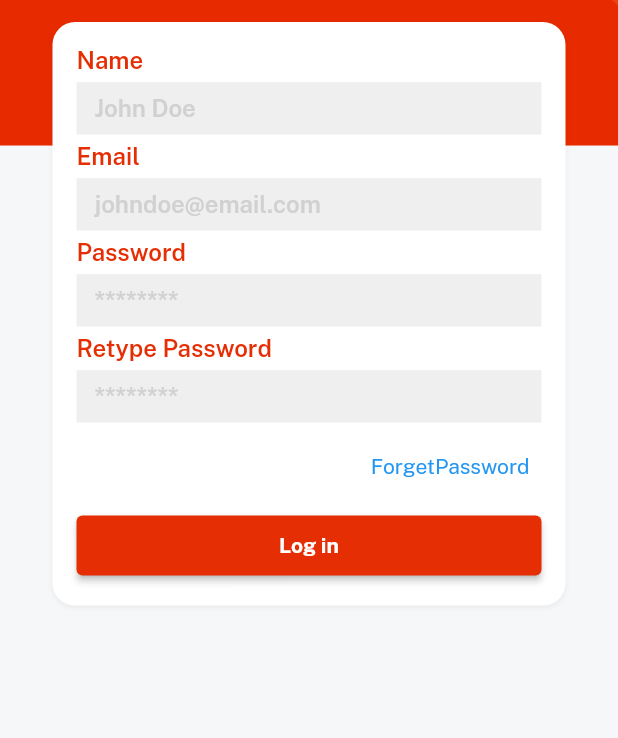
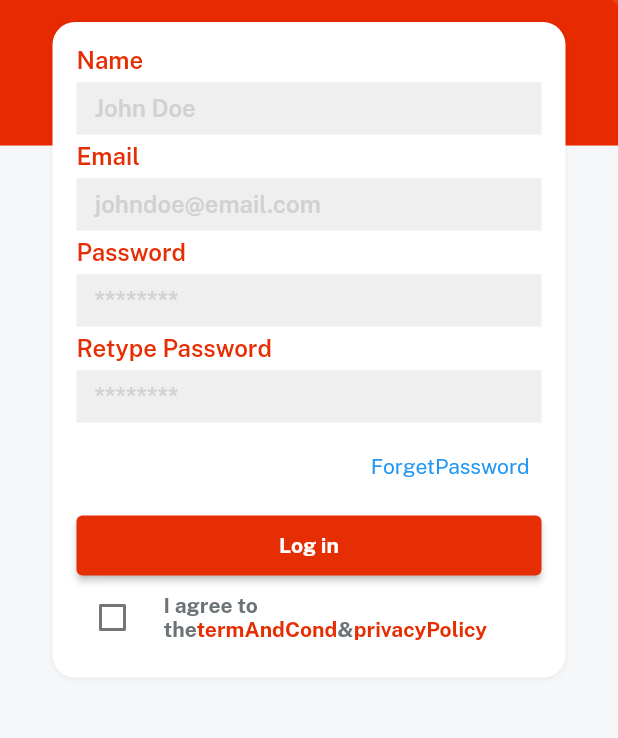
Before and after one commit to hayderr-glitch/iragam, a Flutter app: the SignupScreen screen opened directly, on a phone screen of 412 x 824 dp, the part 286-1024 px from its top. Run offline on Flutter 3.47's test engine with Material 2 defaults, Android fonts, the phone set to English and light mode, and no system bars; our stand-ins replace get, velocity_x.

Commit message:
sign up screen strings

```diff
--- a/lib/consts/strings.dart
+++ b/lib/consts/strings.dart
@@ -13,3 +13,6 @@ const login = "Log in";
 const signup = "Sign up";
 const createNewAccount = "or, create a new account";
 const loginWith = "Log in with";
+const privacyPolicy = "Privacy Policy";
+const termAndCond = "Terms and Conditions";
+const alreadyHaveAccount = "Already have an account?";
--- a/lib/views/auth_screen/signup_screen.dart
+++ b/lib/views/auth_screen/signup_screen.dart
@@ -20,7 +20,12 @@ class SignupScreen extends StatelessWidget {
               (context.screenHeight * 0.1).heightBox,
               applogoWidget(),
               10.heightBox,
-                  "Join the $appname network".text.fontFamily(bold).white.size(18).make(),
+              "Join the $appname network"
+                  .text
+                  .fontFamily(bold)
+                  .white
+                  .size(18)
+                  .make(),
               15.heightBox,
               Column(
                 children: [
@@ -41,6 +46,46 @@ class SignupScreen extends StatelessWidget {
                       .box
                       .width(context.screenWidth - 50)
                       .make(),
+                  Row(
+                    children: [
+                      Checkbox(
+                        checkColor: redColor,
+                        value: false,
+                        onChanged: (newValue) {},
+                      ),
+                      10.widthBox,
+                      Expanded(
+                          child: RichText(
+                              text: TextSpan(
+                        children: [
+                          TextSpan(
+                              text: "I agree to the",
+                              style: TextStyle(
+                                fontFamily: bold,
+                                color: fontGrey,
+                              )),
+                          TextSpan(
+                              text: "termAndCond",
+                              style: TextStyle(
+                                fontFamily: bold,
+                                color: redColor,
+                              )),
+                          TextSpan(
+                              text: "&",
+                              style: TextStyle(
+                                fontFamily: bold,
+                                color: fontGrey,
+                              )),
+                          TextSpan(
+                              text: "privacyPolicy",
+                              style: TextStyle(
+                                fontFamily: bold,
+                                color: redColor,
+                              ))
+                        ],
+                      ))),
+                    ],
+                  ),
                 ],
               )
                   .box
```
Lines whose indentation alone changed are shown as unchanged.
